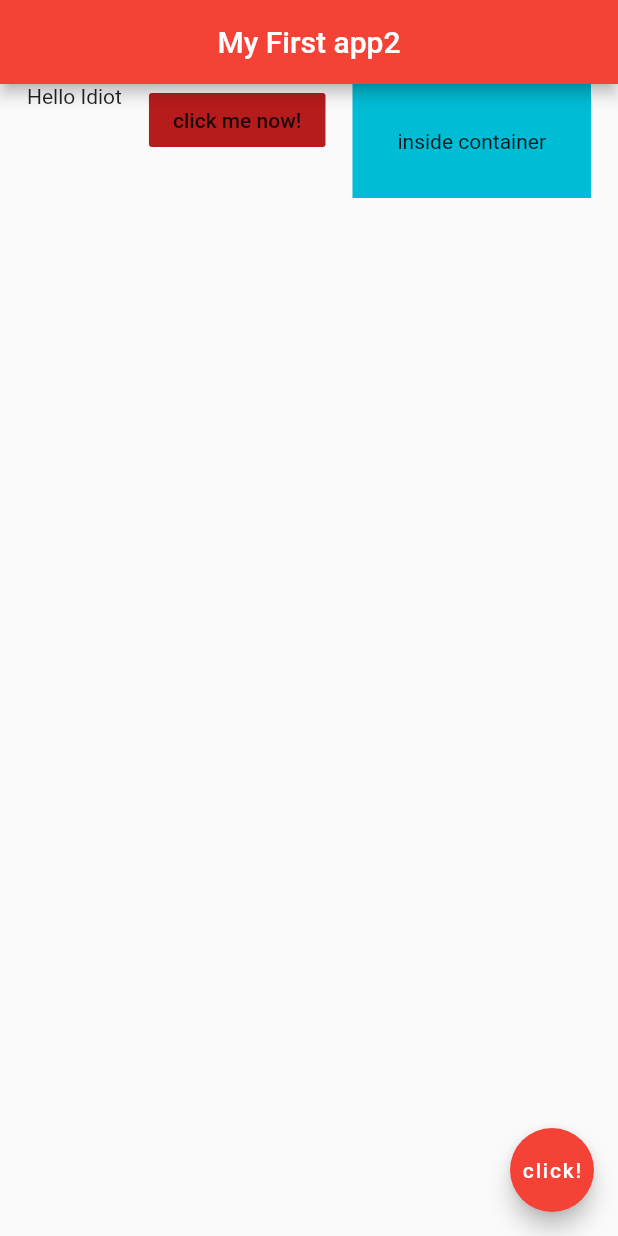
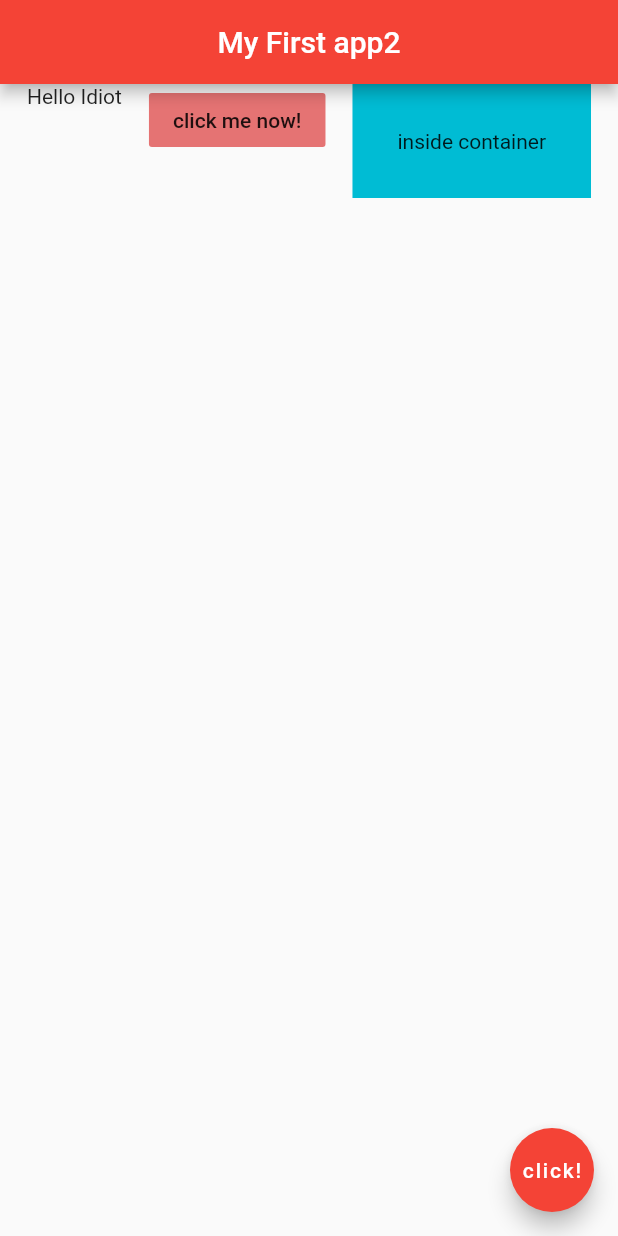
Before and after one commit to barrackboy/FlutterRun, a Flutter app: the screen it shows after launch, on a phone screen of 412 x 824 dp. Run offline on Flutter 3.47's test engine with Material 2 defaults, Android fonts, the phone set to English and light mode, and no system bars.

Commit message:
Update main.dart

```diff
--- a/lib/main.dart
+++ b/lib/main.dart
@@ -18,7 +18,7 @@ class Home extends StatelessWidget {
          FlatButton(
              onPressed: () {},
              child: Text('click me now!'),
-           color: Colors.red[900],
+           color: Colors.red[300],
          ),
          Container(
            color: Colors.cyan,
```
